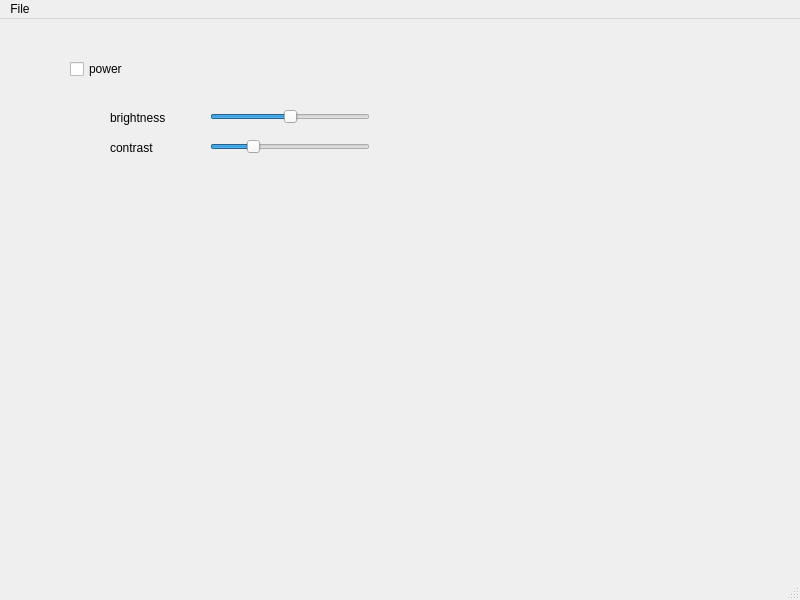
Before: the Qt Designer form maincontrolwindow.ui in cmosher01/Em-TV, drawn with Qt 5.
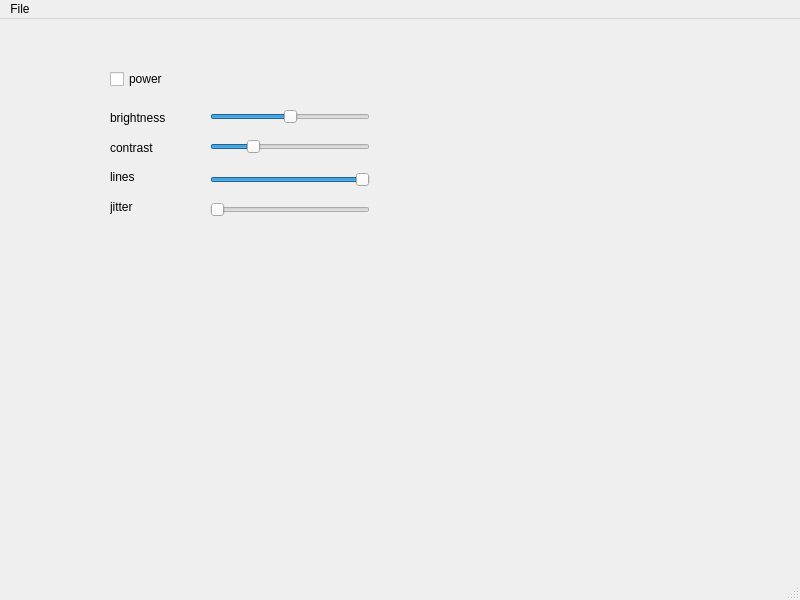
After: the same form once the commit is applied.

Commit message: tweak phosphor color; add controls for jitter and lines

```diff
--- a/maincontrolwindow.ui
+++ b/maincontrolwindow.ui
@@ -17,8 +17,8 @@
    <widget class="QCheckBox" name="power">
     <property name="geometry">
      <rect>
-      <x>70</x>
-      <y>40</y>
+      <x>110</x>
+      <y>50</y>
       <width>86</width>
       <height>20</height>
      </rect>
@@ -106,6 +106,88 @@
      <enum>Qt::Horizontal</enum>
     </property>
    </widget>
+   <widget class="QLabel" name="label_lines">
+    <property name="geometry">
+     <rect>
+      <x>110</x>
+      <y>150</y>
+      <width>59</width>
+      <height>16</height>
+     </rect>
+    </property>
+    <property name="text">
+     <string>lines</string>
+    </property>
+   </widget>
+   <widget class="QSlider" name="lines">
+    <property name="geometry">
+     <rect>
+      <x>210</x>
+      <y>150</y>
+      <width>160</width>
+      <height>22</height>
+     </rect>
+    </property>
+    <property name="focusPolicy">
+     <enum>Qt::ClickFocus</enum>
+    </property>
+    <property name="maximum">
+     <number>2625</number>
+    </property>
+    <property name="singleStep">
+     <number>5</number>
+    </property>
+    <property name="pageStep">
+     <number>195</number>
+    </property>
+    <property name="value">
+     <number>2625</number>
+    </property>
+    <property name="orientation">
+     <enum>Qt::Horizontal</enum>
+    </property>
+   </widget>
+   <widget class="QLabel" name="label_jitter">
+    <property name="geometry">
+     <rect>
+      <x>110</x>
+      <y>180</y>
+      <width>59</width>
+      <height>16</height>
+     </rect>
+    </property>
+    <property name="text">
+     <string>jitter</string>
+    </property>
+   </widget>
+   <widget class="QSlider" name="jitter">
+    <property name="geometry">
+     <rect>
+      <x>210</x>
+      <y>180</y>
+      <width>160</width>
+      <height>22</height>
+     </rect>
+    </property>
+    <property name="focusPolicy">
+     <enum>Qt::ClickFocus</enum>
+    </property>
+    <property name="maximum">
+     <number>5</number>
+    </property>
+    <property name="pageStep">
+     <number>3</number>
+    </property>
+    <property name="orientation">
+     <enum>Qt::Horizontal</enum>
+    </property>
+    <property name="invertedAppearance">
+     <bool>false</bool>
+    </property>
+    <property name="invertedControls">
+     <bool>false</bool>
+    </property>
+   </widget>
   </widget>
   <widget class="QMenuBar" name="menubar">
    <property name="geometry">
```
Left out of the diff: 9 changed lines with no effect on the pictures. The commit also changes 7 other files.
